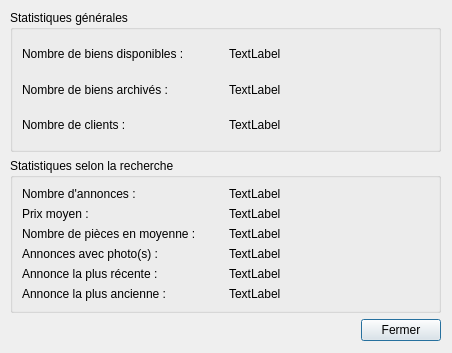
Above: BestResidence/stats_immo.ui from jordanlang/BestResidence before the change. Below: the same form after it.
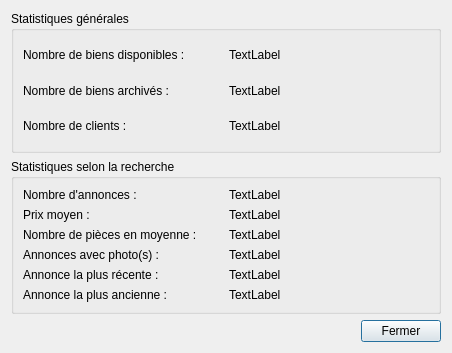
That is the form after the change.

Diff of the .ui file:
```diff
--- a/BestResidence/stats_immo.ui
+++ b/BestResidence/stats_immo.ui
@@ -13,15 +13,8 @@
   <property name="windowTitle">
    <string>Statistiques immobilières</string>
   </property>
-  <widget class="QWidget" name="">
-   <property name="geometry">
-    <rect>
-     <x>10</x>
-     <y>10</y>
-     <width>431</width>
-     <height>331</height>
-    </rect>
-   </property>
+  <layout class="QGridLayout" name="gridLayout_4">
+   <item row="0" column="0">
    <layout class="QGridLayout" name="gridLayout_2">
     <item row="0" column="0">
      <widget class="QGroupBox" name="">
@@ -192,7 +185,8 @@
      </layout>
     </item>
    </layout>
-  </widget>
+   </item>
+  </layout>
  </widget>
  <resources/>
  <connections/>
```
Lines whose indentation alone changed are shown as unchanged.
